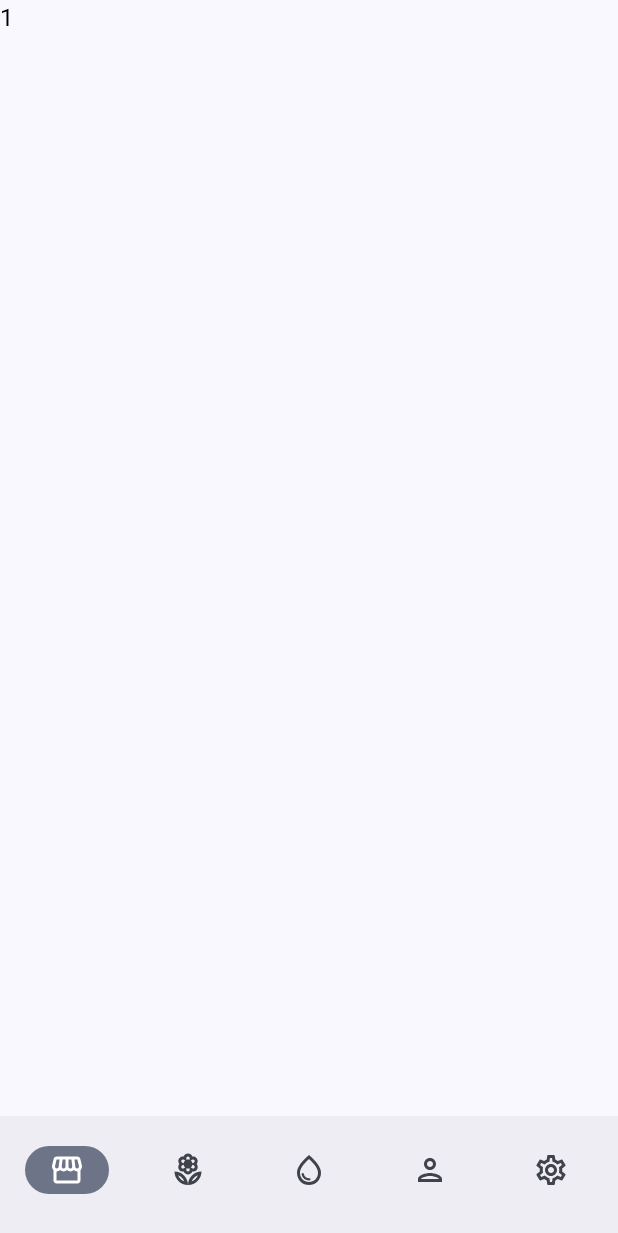
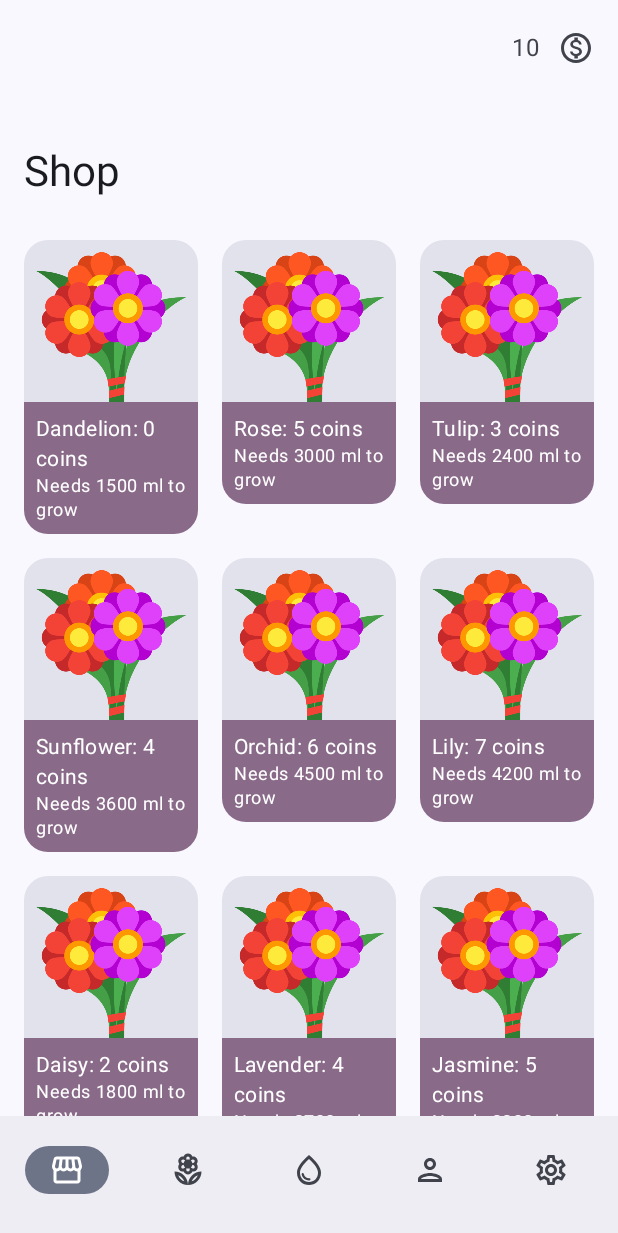
Before and after one commit to ilya-nvk/drink-and-water, an Android app built with Jetpack Compose: the shop screen opened through its navigation route, on a phone screen of 412 x 824 dp. Shown: the top 1233 px of the screen. Run offline under Robolectric (Android 15) with nearby library versions, the phone set to English and light mode, and no system bars; our stand-ins replace Dagger/Hilt's generated code, Room's generated code.

Commit message:
ShopScreen

```diff
--- a/app/src/main/java/com/ilyanvk/drinkwater/domain/model/IntakeRecord.kt
+++ b/app/src/main/java/com/ilyanvk/drinkwater/domain/model/IntakeRecord.kt
@@ -4,6 +4,7 @@ import androidx.room.Entity
 import androidx.room.Ignore
 import androidx.room.PrimaryKey
 import androidx.room.TypeConverters
+import com.ilyanvk.drinkwater.domain.model.util.DrinkTypeConverter
 import java.util.UUID
 
 @Entity
--- /dev/null
+++ b/app/src/main/java/com/ilyanvk/drinkwater/domain/model/Plant.kt
@@ -0,0 +1,23 @@
+package com.ilyanvk.drinkwater.domain.model
+
+import androidx.annotation.DrawableRes
+import androidx.annotation.StringRes
+import androidx.room.Entity
+import androidx.room.Ignore
+import androidx.room.PrimaryKey
+import java.util.UUID
+
+@Entity
+data class Plant(
+    @StringRes val nameStringId: Int,
+    val price: Int,
+    val waterPerLevel: Int,
+    @DrawableRes val pictureId1: Int,
+    @DrawableRes val pictureId2: Int,
+    @DrawableRes val pictureId3: Int,
+    @DrawableRes val pictureId4: Int,
+    @PrimaryKey val id: String = UUID.randomUUID().toString()
+) {
+    @Ignore
+    val totalWater = waterPerLevel * 3
+}
--- a/app/src/main/java/com/ilyanvk/drinkwater/domain/model/DrinkTypeConverter.kt
+++ b/app/src/main/java/com/ilyanvk/drinkwater/domain/model/util/DrinkTypeConverter.kt
@@ -1,6 +1,7 @@
-package com.ilyanvk.drinkwater.domain.model
+package com.ilyanvk.drinkwater.domain.model.util
 
 import androidx.room.TypeConverter
+import com.ilyanvk.drinkwater.domain.model.DrinkType
 
 class DrinkTypeConverter {
     @TypeConverter
--- /dev/null
+++ b/app/src/main/java/com/ilyanvk/drinkwater/domain/repository/plants/ShopRepository.kt
@@ -0,0 +1,8 @@
+package com.ilyanvk.drinkwater.domain.repository.plants
+
+import com.ilyanvk.drinkwater.domain.model.Plant
+
+interface ShopRepository {
+    fun getAllPlants(): List<Plant>
+    fun getPlantById(id: String): Plant?
+}
--- /dev/null
+++ b/app/src/main/java/com/ilyanvk/drinkwater/domain/repository/plants/ShopRepositoryImpl.kt
@@ -0,0 +1,34 @@
+package com.ilyanvk.drinkwater.domain.repository.plants
+
+import com.ilyanvk.drinkwater.R
+import com.ilyanvk.drinkwater.domain.model.Plant
+
+class ShopRepositoryImpl : ShopRepository {
+    private val plants = listOf(
+        Plant(R.string.dandelion, 0, 500, 0, 0, 0, R.drawable.plant_test),
+        Plant(R.string.rose, 5, 1000, 0, 0, 0, R.drawable.plant_test),
+        Plant(R.string.tulip, 3, 800, 0, 0, 0, R.drawable.plant_test),
+        Plant(R.string.sunflower, 4, 1200, 0, 0, 0, R.drawable.plant_test),
+        Plant(R.string.orchid, 6, 1500, 0, 0, 0, R.drawable.plant_test),
+        Plant(R.string.lily, 7, 1400, 0, 0, 0, R.drawable.plant_test),
+        Plant(R.string.daisy, 2, 600, 0, 0, 0, R.drawable.plant_test),
+        Plant(R.string.lavender, 4, 900, 0, 0, 0, R.drawable.plant_test),
+        Plant(R.string.jasmine, 5, 1100, 0, 0, 0, R.drawable.plant_test),
+        Plant(R.string.peony, 8, 1700, 0, 0, 0, R.drawable.plant_test),
+        Plant(R.string.daffodil, 3, 700, 0, 0, 0, R.drawable.plant_test),
+        Plant(R.string.marigold, 2, 600, 0, 0, 0, R.drawable.plant_test),
+        Plant(R.string.hydrangea, 7, 1300, 0, 0, 0, R.drawable.plant_test),
+        Plant(R.string.poinsettia, 6, 1400, 0, 0, 0, R.drawable.plant_test),
+        Plant(R.string.hibiscus, 5, 1000, 0, 0, 0, R.drawable.plant_test),
+        Plant(R.string.geranium, 4, 800, 0, 0, 0, R.drawable.plant_test),
+        Plant(R.string.carnation, 3, 900, 0, 0, 0, R.drawable.plant_test),
+        Plant(R.string.azalea, 6, 1200, 0, 0, 0, R.drawable.plant_test),
+        Plant(R.string.iris, 5, 1000, 0, 0, 0, R.drawable.plant_test),
+        Plant(R.string.chrysanthemum, 7, 1300, 0, 0, 0, R.drawable.plant_test),
+        Plant(R.string.snapdragon, 6, 1100, 0, 0, 0, R.drawable.plant_test)
+    )
+
+    override fun getAllPlants(): List<Plant> = plants
+
+    override fun getPlantById(id: String): Plant? = plants.find { it.id == id }
+}
--- a/app/src/main/java/com/ilyanvk/drinkwater/presentation/MainScreen.kt
+++ b/app/src/main/java/com/ilyanvk/drinkwater/presentation/MainScreen.kt
@@ -14,6 +14,7 @@ import androidx.navigation.compose.rememberNavController
 import com.ilyanvk.drinkwater.presentation.navigationbar.BottomNavigationBar
 import com.ilyanvk.drinkwater.presentation.navigationbar.BottomNavigationItems
 import com.ilyanvk.drinkwater.presentation.profile.ProfileScreen
+import com.ilyanvk.drinkwater.presentation.shop.ShopScreen
 import com.ilyanvk.drinkwater.presentation.tracker.TrackerScreen
 import com.ilyanvk.drinkwater.ui.theme.DrinkWaterTheme
 
@@ -21,17 +22,17 @@ import com.ilyanvk.drinkwater.ui.theme.DrinkWaterTheme
 fun MainScreen() {
     val navController = rememberNavController()
     Column(
-        modifier = Modifier
-            .fillMaxSize()
-            .background(MaterialTheme.colorScheme.background)
+        modifier = Modifier.fillMaxSize()
     ) {
         NavHost(
             navController = navController,
             startDestination = BottomNavigationItems.Tracker.route,
-            modifier = Modifier.weight(1f)
+            modifier = Modifier
+                .weight(1f)
+                .background(MaterialTheme.colorScheme.background)
         ) {
             composable(BottomNavigationItems.Shop.route) {
-                Text(text = "1")
+                ShopScreen()
             }
             composable(BottomNavigationItems.Gallery.route) {
                 Text(text = "2")
--- /dev/null
+++ b/app/src/main/java/com/ilyanvk/drinkwater/presentation/shop/ShopScreen.kt
@@ -0,0 +1,93 @@
+package com.ilyanvk.drinkwater.presentation.shop
+
+import androidx.compose.foundation.clickable
+import androidx.compose.foundation.layout.PaddingValues
+import androidx.compose.foundation.layout.Row
+import androidx.compose.foundation.layout.Spacer
+import androidx.compose.foundation.layout.fillMaxSize
+import androidx.compose.foundation.layout.fillMaxWidth
+import androidx.compose.foundation.layout.height
+import androidx.compose.foundation.layout.padding
+import androidx.compose.foundation.layout.wrapContentHeight
+import androidx.compose.foundation.lazy.grid.GridCells
+import androidx.compose.foundation.lazy.grid.LazyVerticalGrid
+import androidx.compose.foundation.lazy.grid.items
+import androidx.compose.material3.ExperimentalMaterial3Api
+import androidx.compose.material3.Icon
+import androidx.compose.material3.IconButton
+import androidx.compose.material3.LargeTopAppBar
+import androidx.compose.material3.Scaffold
+import androidx.compose.material3.Text
+import androidx.compose.material3.TopAppBarDefaults
+import androidx.compose.material3.rememberTopAppBarState
+import androidx.compose.runtime.Composable
+import androidx.compose.ui.Alignment
+import androidx.compose.ui.Modifier
+import androidx.compose.ui.input.nestedscroll.nestedScroll
+import androidx.compose.ui.res.painterResource
+import androidx.compose.ui.res.stringResource
+import androidx.compose.ui.tooling.preview.Preview
+import androidx.compose.ui.unit.dp
+import androidx.hilt.navigation.compose.hiltViewModel
+import com.ilyanvk.drinkwater.R
+import com.ilyanvk.drinkwater.presentation.shop.components.PlantCard
+
+@Preview
+@OptIn(ExperimentalMaterial3Api::class)
+@Composable
+fun ShopScreen(
+    modifier: Modifier = Modifier, viewModel: ShopViewModel = hiltViewModel()
+) {
+    val scrollBehavior = TopAppBarDefaults.enterAlwaysScrollBehavior(rememberTopAppBarState())
+
+    Scaffold(modifier = modifier.nestedScroll(scrollBehavior.nestedScrollConnection), topBar = {
+        LargeTopAppBar(
+            title = { Text(text = stringResource(id = R.string.shop)) },
+            actions = {
+                Row(
+                    modifier = Modifier.wrapContentHeight(),
+                    verticalAlignment = Alignment.CenterVertically
+                ) {
+                    Text(
+                        text = viewModel.coins.value.toString()
+                    )
+                    IconButton(onClick = { }) {
+                        Icon(
+                            painter = painterResource(id = R.drawable.outline_monetization_on_24),
+                            contentDescription = stringResource(
+                                R.string.coins
+                            )
+                        )
+                    }
+                }
+            },
+            scrollBehavior = scrollBehavior
+        )
+    }) { paddingValues ->
+        Spacer(modifier = Modifier.height(8.dp))
+        LazyVerticalGrid(
+            columns = GridCells.Adaptive(130.dp),
+            contentPadding = PaddingValues(8.dp),
+            modifier = Modifier
+                .padding(paddingValues)
+                .fillMaxSize()
+        ) {
+            items(viewModel.plants.value) { plant ->
+                PlantCard(
+                    modifier = Modifier
+                        .padding(start = 8.dp, end = 8.dp, bottom = 16.dp)
+                        .fillMaxWidth()
+                        .clickable { },
+                    name = stringResource(id = plant.nameStringId),
+                    painter = painterResource(
+                        id = plant.pictureId4
+                    ),
+                    price = plant.price,
+                    waterIntake = plant.totalWater
+                ) {
+
+                }
+            }
+        }
+    }
+}
--- /dev/null
+++ b/app/src/main/java/com/ilyanvk/drinkwater/presentation/shop/ShopScreenEvent.kt
@@ -0,0 +1,5 @@
+package com.ilyanvk.drinkwater.presentation.shop
+
+sealed class ShopScreenEvent {
+    data class BuyPlant(val id: String) : ShopScreenEvent()
+}
--- /dev/null
+++ b/app/src/main/java/com/ilyanvk/drinkwater/presentation/shop/ShopViewModel.kt
@@ -0,0 +1,31 @@
+package com.ilyanvk.drinkwater.presentation.shop
+
+import androidx.compose.runtime.IntState
+import androidx.compose.runtime.State
+import androidx.compose.runtime.mutableIntStateOf
+import androidx.compose.runtime.mutableStateOf
+import androidx.lifecycle.ViewModel
+import com.ilyanvk.drinkwater.domain.model.Plant
+import com.ilyanvk.drinkwater.domain.repository.plants.ShopRepository
+import com.ilyanvk.drinkwater.domain.repository.plants.ShopRepositoryImpl
+import dagger.hilt.android.lifecycle.HiltViewModel
+import javax.inject.Inject
+
+@HiltViewModel
+class ShopViewModel @Inject constructor() : ViewModel() {
+    private val shopRepository: ShopRepository = ShopRepositoryImpl()
+
+    private val _coins = mutableIntStateOf(10)
+    val coins: IntState = _coins
+
+    private val _plants = mutableStateOf(shopRepository.getAllPlants())
+    val plants: State<List<Plant>> = _plants
+
+    fun onEvent(event: ShopScreenEvent) {
+        when (event) {
+            is ShopScreenEvent.BuyPlant -> {
+                TODO()
+            }
+        }
+    }
+}
--- /dev/null
+++ b/app/src/main/java/com/ilyanvk/drinkwater/presentation/shop/components/PlantCard.kt
@@ -0,0 +1,85 @@
+package com.ilyanvk.drinkwater.presentation.shop.components
+
+import androidx.compose.foundation.Image
+import androidx.compose.foundation.background
+import androidx.compose.foundation.clickable
+import androidx.compose.foundation.layout.Box
+import androidx.compose.foundation.layout.Column
+import androidx.compose.foundation.layout.fillMaxWidth
+import androidx.compose.foundation.layout.padding
+import androidx.compose.foundation.layout.width
+import androidx.compose.foundation.layout.wrapContentHeight
+import androidx.compose.material3.MaterialTheme
+import androidx.compose.material3.Text
+import androidx.compose.runtime.Composable
+import androidx.compose.ui.Modifier
+import androidx.compose.ui.draw.clip
+import androidx.compose.ui.graphics.painter.Painter
+import androidx.compose.ui.layout.ContentScale
+import androidx.compose.ui.res.painterResource
+import androidx.compose.ui.res.stringResource
+import androidx.compose.ui.tooling.preview.Preview
+import androidx.compose.ui.unit.dp
+import com.ilyanvk.drinkwater.R
+import com.ilyanvk.drinkwater.ui.theme.DrinkWaterTheme
+
+@Composable
+fun PlantCard(
+    modifier: Modifier = Modifier,
+    name: String,
+    painter: Painter,
+    price: Int,
+    waterIntake: Int,
+    onClick: () -> Unit
+) {
+    Box(
+        modifier = modifier
+            .fillMaxWidth()
+            .wrapContentHeight()
+            .clip(MaterialTheme.shapes.large)
+            .clickable { onClick() }) {
+        Column {
+            Image(
+                painter = painter,
+                contentScale = ContentScale.Fit,
+                contentDescription = null,
+                modifier = Modifier
+                    .fillMaxWidth()
+                    .background(MaterialTheme.colorScheme.surfaceVariant)
+                    .padding(start = 8.dp, end = 8.dp, top = 8.dp)
+            )
+            Box(
+                modifier = Modifier
+                    .background(MaterialTheme.colorScheme.tertiaryContainer)
+                    .padding(all = 8.dp)
+            ) {
+                Column(modifier = Modifier.fillMaxWidth()) {
+                    Text(
+                        text = stringResource(R.string.name_price, name, price),
+                        style = MaterialTheme.typography.bodyMedium,
+                        color = MaterialTheme.colorScheme.onTertiaryContainer
+                    )
+                    Text(
+                        text = stringResource(R.string.needs_ml_to_grow, waterIntake),
+                        style = MaterialTheme.typography.bodySmall,
+                        color = MaterialTheme.colorScheme.onTertiaryContainer
+                    )
+                }
+            }
+        }
+    }
+}
+
+@Preview
+@Composable
+private fun PlantCardPreview() {
+    DrinkWaterTheme {
+        PlantCard(
+            name = "Geranium",
+            painter = painterResource(id = R.drawable.plant_test),
+            price = 8,
+            waterIntake = 1500,
+            modifier = Modifier.width(180.dp)
+        ) {}
+    }
+}
--- /dev/null
+++ b/app/src/main/res/drawable/outline_monetization_on_24.xml
@@ -0,0 +1,12 @@
+<vector xmlns:android="http://schemas.android.com/apk/res/android"
+    android:width="24dp"
+    android:height="24dp"
+    android:tint="#000000"
+    android:viewportWidth="24"
+    android:viewportHeight="24">
+
+    <path
+        android:fillColor="@android:color/white"
+        android:pathData="M12,2C6.48,2 2,6.48 2,12s4.48,10 10,10 10,-4.48 10,-10S17.52,2 12,2zM12,20c-4.41,0 -8,-3.59 -8,-8s3.59,-8 8,-8 8,3.59 8,8 -3.59,8 -8,8zM12.31,11.14c-1.77,-0.45 -2.34,-0.94 -2.34,-1.67 0,-0.84 0.79,-1.43 2.1,-1.43 1.38,0 1.9,0.66 1.94,1.64h1.71c-0.05,-1.34 -0.87,-2.57 -2.49,-2.97L13.23,5L10.9,5v1.69c-1.51,0.32 -2.72,1.3 -2.72,2.81 0,1.79 1.49,2.69 3.66,3.21 1.95,0.46 2.34,1.15 2.34,1.87 0,0.53 -0.39,1.39 -2.1,1.39 -1.6,0 -2.23,-0.72 -2.32,-1.64L8.04,14.33c0.1,1.7 1.36,2.66 2.86,2.97L10.9,19h2.34v-1.67c1.52,-0.29 2.72,-1.16 2.73,-2.77 -0.01,-2.2 -1.9,-2.96 -3.66,-3.42z" />
+
+</vector>
--- a/app/src/main/res/values/strings.xml
+++ b/app/src/main/res/values/strings.xml
@@ -27,4 +27,28 @@
     <string name="female">Female</string>
     <string name="reset_progress">Reset progress</string>
     <string name="save">Save</string>
+    <string name="dandelion">Dandelion</string>
+    <string name="rose">Rose</string>
+    <string name="tulip">Tulip</string>
+    <string name="snapdragon">Snapdragon</string>
+    <string name="chrysanthemum">Chrysanthemum</string>
+    <string name="iris">Iris</string>
+    <string name="azalea">Azalea</string>
+    <string name="carnation">Carnation</string>
+    <string name="geranium">Geranium</string>
+    <string name="hibiscus">Hibiscus</string>
+    <string name="poinsettia">Poinsettia</string>
+    <string name="hydrangea">Hydrangea</string>
+    <string name="marigold">Marigold</string>
+    <string name="daffodil">Daffodil</string>
+    <string name="peony">Peony</string>
+    <string name="jasmine">Jasmine</string>
+    <string name="lavender">Lavender</string>
+    <string name="daisy">Daisy</string>
+    <string name="lily">Lily</string>
+    <string name="orchid">Orchid</string>
+    <string name="sunflower">Sunflower</string>
+    <string name="name_price">%1$s: %2$s coins</string>
+    <string name="needs_ml_to_grow">Needs %1$s ml to grow</string>
+    <string name="coins">Coins</string>
 </resources>
```
Also changed, not shown: app/src/main/java/com/ilyanvk/drinkwater/data/datasource/plants/GalleryDao.kt (added, +24 -0 lines), app/src/main/java/com/ilyanvk/drinkwater/data/datasource/plants/GalleryDatabase.kt (added, +16 -0 lines), app/src/main/java/com/ilyanvk/drinkwater/domain/repository/plants/GalleryRepository.kt (added, +11 -0 lines), app/src/main/java/com/ilyanvk/drinkwater/domain/repository/plants/GalleryRepositoryImpl.kt (added, +19 -0 lines), app/src/main/res/drawable/plant_test.png (added).
